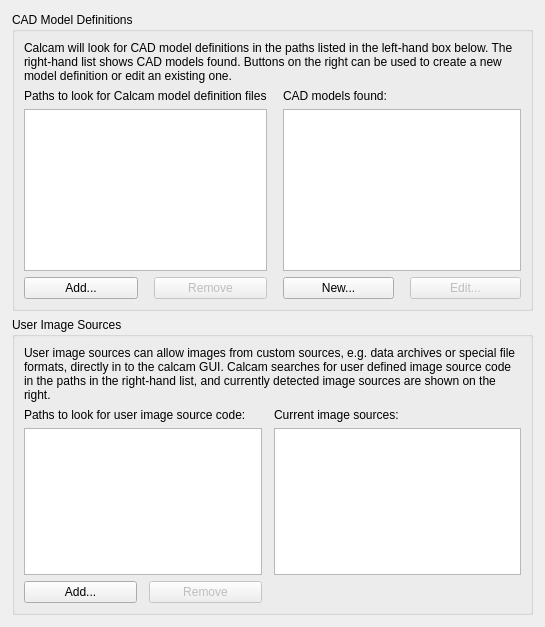
Old version of the form calcam/gui/qt_designer_files/settings.ui in the repository euratom-software/calcam.
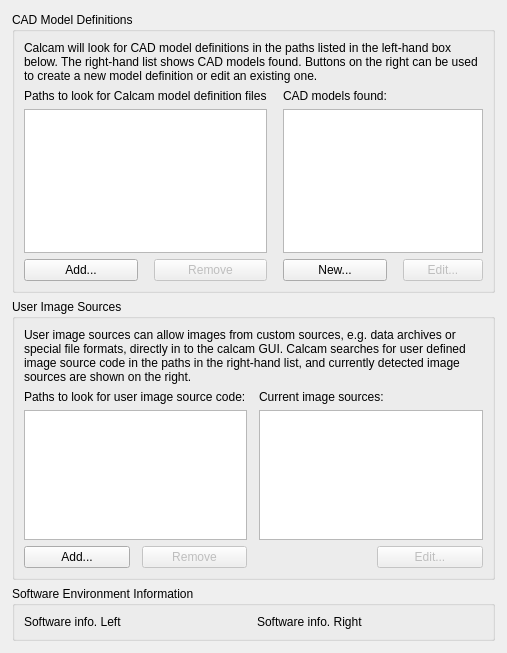
New version of the form.

```diff
--- a/calcam/gui/qt_designer_files/settings.ui
+++ b/calcam/gui/qt_designer_files/settings.ui
@@ -6,8 +6,8 @@
    <rect>
     <x>0</x>
     <y>0</y>
-    <width>545</width>
-    <height>627</height>
+    <width>494</width>
+    <height>653</height>
    </rect>
   </property>
   <property name="windowTitle">
@@ -119,13 +119,6 @@
        <property name="horizontalSpacing">
         <number>12</number>
        </property>
-       <item row="1" column="3">
-        <widget class="QLabel" name="label_5">
-         <property name="text">
-          <string>Current image sources:</string>
-         </property>
-        </widget>
-       </item>
        <item row="3" column="1">
         <widget class="QPushButton" name="add_impath_button">
          <property name="text">
@@ -153,16 +146,59 @@
          </property>
         </widget>
        </item>
-       <item row="2" column="3">
-        <widget class="QListWidget" name="imsource_list"/>
+       <item row="2" column="1" colspan="2">
+        <widget class="QListWidget" name="imsource_path_list"/>
        </item>
-       <item row="0" column="1" colspan="3">
+       <item row="0" column="1" colspan="4">
         <widget class="QLabel" name="label_6">
          <property name="text">
           <string>User image sources can allow images from custom sources, e.g. data archives or special file formats, directly in to the calcam GUI. Calcam searches for user defined image source code in the paths in the right-hand list, and currently detected image sources are shown on the right.</string>
          </property>
          <property name="wordWrap">
           <bool>true</bool>
+         </property>
+        </widget>
+       </item>
+       <item row="3" column="4">
+        <widget class="QPushButton" name="edit_imsource_button">
+         <property name="enabled">
+          <bool>false</bool>
+         </property>
+         <property name="text">
+          <string>Edit...</string>
+         </property>
+        </widget>
+       </item>
+       <item row="2" column="3" colspan="2">
+        <widget class="QListWidget" name="imsource_list"/>
+       </item>
+       <item row="1" column="3" colspan="2">
+        <widget class="QLabel" name="label_5">
+         <property name="text">
+          <string>Current image sources:</string>
+         </property>
+        </widget>
+       </item>
+      </layout>
+     </widget>
+    </item>
+    <item row="2" column="0">
+     <widget class="QGroupBox" name="groupBox_3">
+      <property name="title">
+       <string>Software Environment Information</string>
+      </property>
+      <layout class="QHBoxLayout" name="horizontalLayout">
+       <item>
+        <widget class="QLabel" name="env_info_left">
+         <property name="text">
+          <string>Software info. Left</string>
+         </property>
+        </widget>
+       </item>
+       <item>
+        <widget class="QLabel" name="env_info_right">
+         <property name="text">
+          <string>Software info. Right</string>
          </property>
         </widget>
        </item>
```
Left out of the diff: 3 changed lines with no effect on the pictures.
